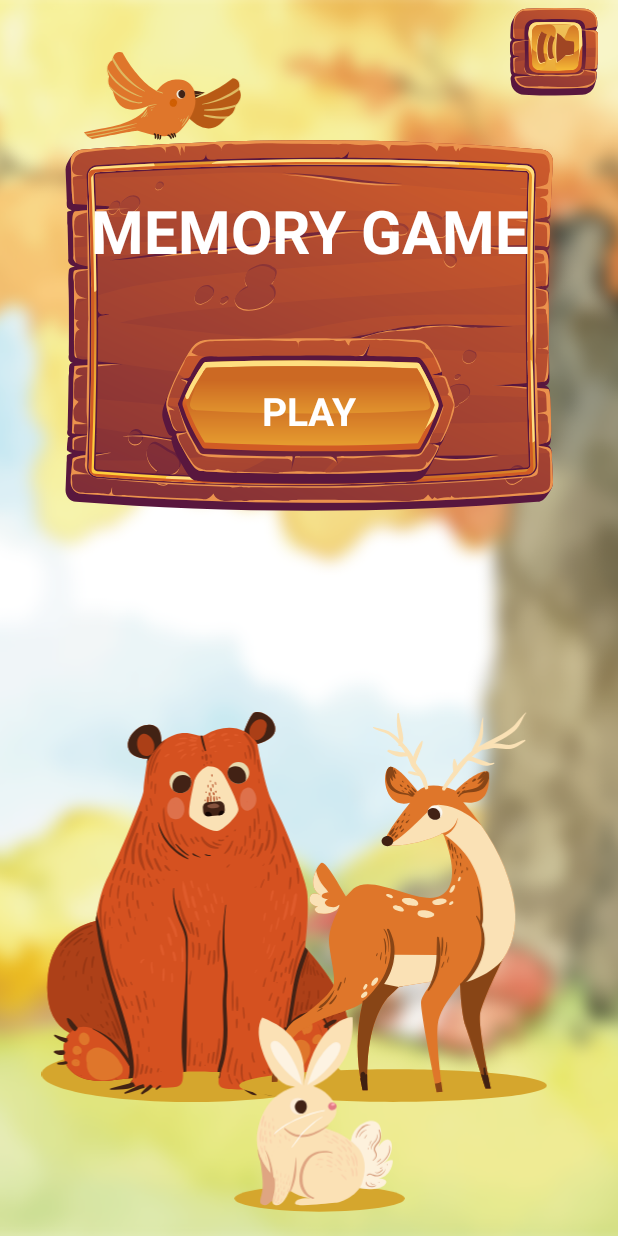
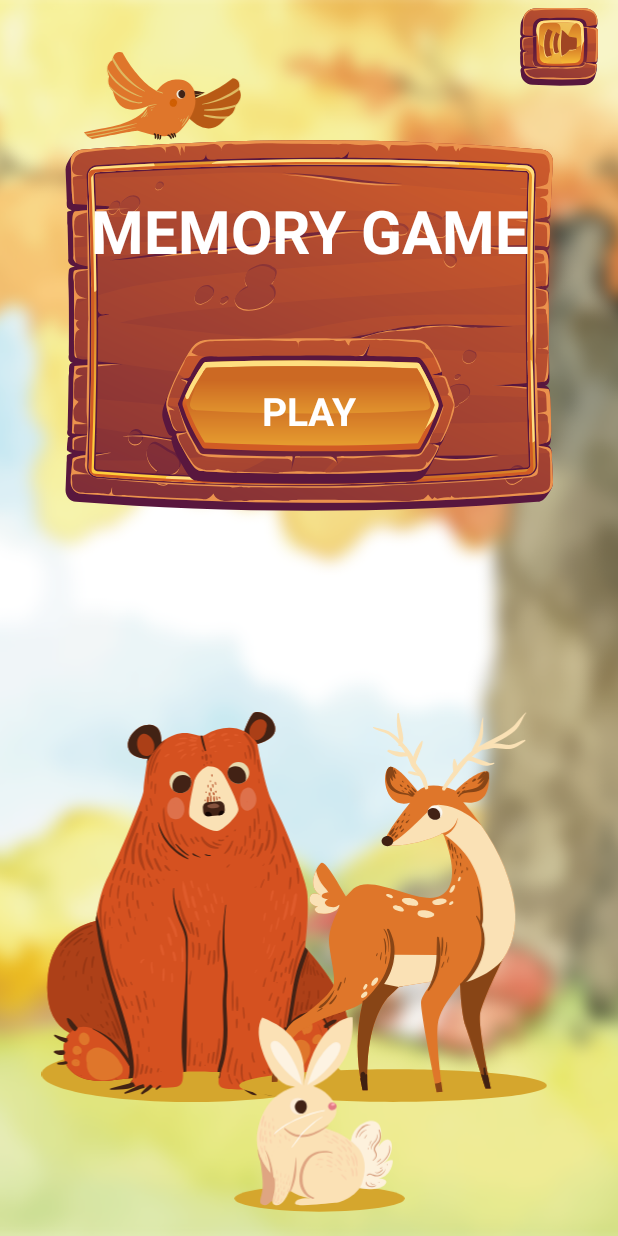
Before and after one commit to jelena-pesevski/Memory-MuzejRS, an Android app: the screen it shows after launch (MainActivity), on a phone screen of 412 x 824 dp. Run offline under Robolectric (Android 15) with nearby library versions, the light colour scheme and no system bars; our stand-ins replace Room's generated code, sdp/ssp sizes.

Commit message:
Smaller sound button

```diff
--- a/app/src/main/res/layout/fragment_start_screen.xml
+++ b/app/src/main/res/layout/fragment_start_screen.xml
@@ -103,8 +103,8 @@
 
     <ImageView
         android:id="@+id/sound_btn"
-        android:layout_width="@dimen/_45sdp"
-        android:layout_height="@dimen/_45sdp"
+        android:layout_width="@dimen/_40sdp"
+        android:layout_height="@dimen/_40sdp"
         android:layout_marginTop="@dimen/_4sdp"
         android:layout_marginEnd="@dimen/_10sdp"
         android:clickable="true"
```
